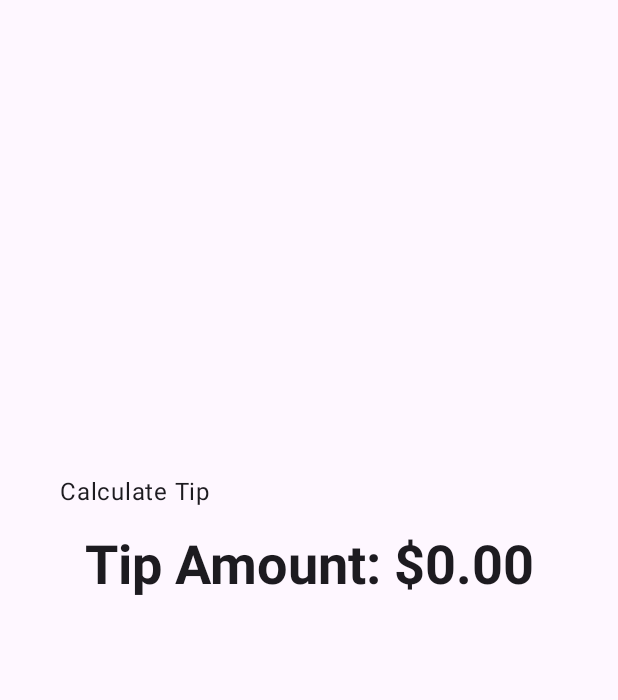
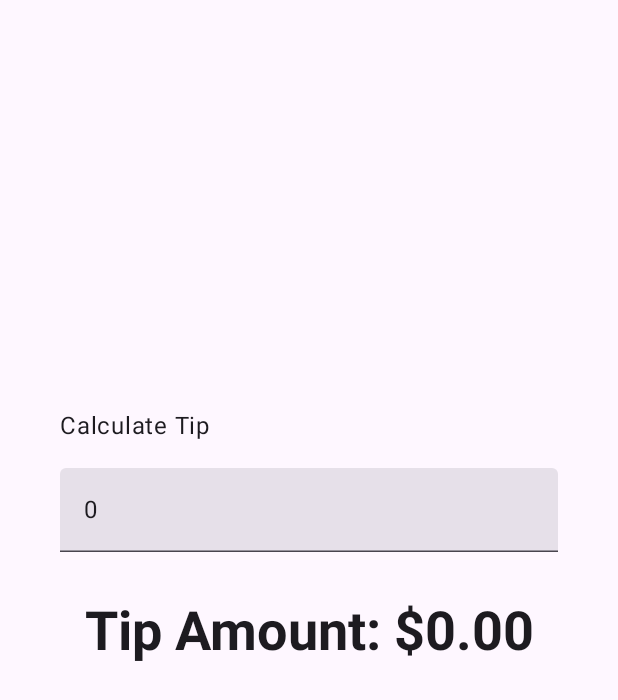
Before and after one commit to SammuDev/Tip_Time, an Android app built with Jetpack Compose: the screen it shows after launch (MainActivity), on a phone screen of 412 x 824 dp. Shown: the top 700 px of the screen. Run offline under Robolectric (Android 15) with nearby library versions, the phone set to English and light mode, and no system bars.

Commit message:
feat: Criando um campo de texto com "TextField", para interação com o usuário ao fazer os cálculo

```diff
--- a/app/src/main/java/com/example/tiptime/MainActivity.kt
+++ b/app/src/main/java/com/example/tiptime/MainActivity.kt
@@ -23,6 +23,7 @@ import androidx.compose.foundation.layout.Arrangement
 import androidx.compose.foundation.layout.Column
 import androidx.compose.foundation.layout.Spacer
 import androidx.compose.foundation.layout.fillMaxSize
+import androidx.compose.foundation.layout.fillMaxWidth
 import androidx.compose.foundation.layout.height
 import androidx.compose.foundation.layout.padding
 import androidx.compose.foundation.layout.safeDrawingPadding
@@ -72,6 +73,7 @@ fun TipTimeLayout() {
                 .padding(bottom = 16.dp, top = 40.dp)
                 .align(alignment = Alignment.Start)
         )
+        EditNumberField(modifier = Modifier.padding(bottom = 32.dp).fillMaxWidth())
         Text(
             text = stringResource(R.string.tip_amount, "$0.00"),
             style = MaterialTheme.typography.displaySmall
@@ -80,23 +82,20 @@ fun TipTimeLayout() {
     }
 }
 
-/**
- * Calculates the tip based on the user input and format the tip amount
- * according to the local currency.
- * Example would be "$10.00".
- */
+@Composable
+fun EditNumberField(modifier: Modifier = Modifier) {
+    val amountInput = "0"
+
+    TextField(
+        value = amountInput,
+        onValueChange = {},
+        modifier = modifier
+    )
+}
+
 private fun calculateTip(amount: Double, tipPercent: Double = 15.0): String {
     val tip = tipPercent / 100 * amount
     return NumberFormat.getCurrencyInstance().format(tip)
-}
-
-@Composable
-fun EditNumberField(modifier: Modifier = Modifier) {
-    TextField(
-        value = "",
-        onValueChange = {},
-        modifier = modifier
-    )
 }
 
 @Preview(showBackground = true)
```
